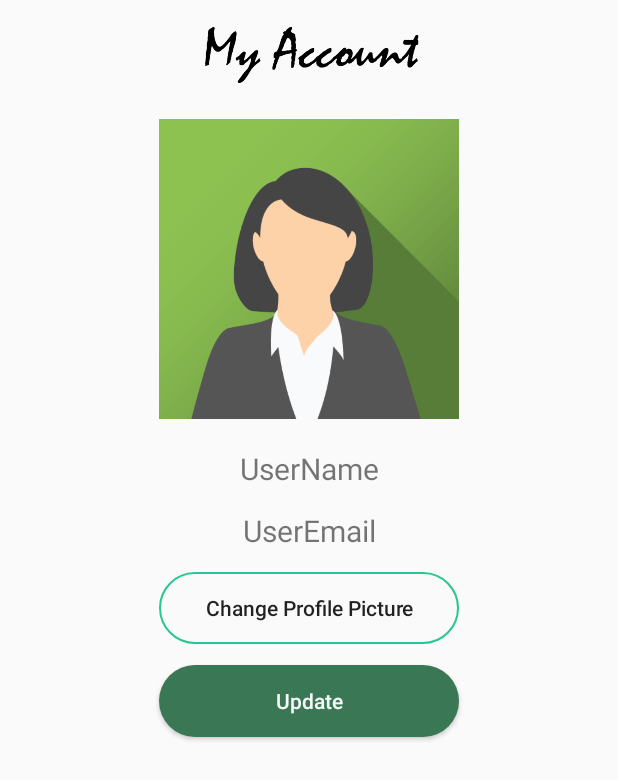
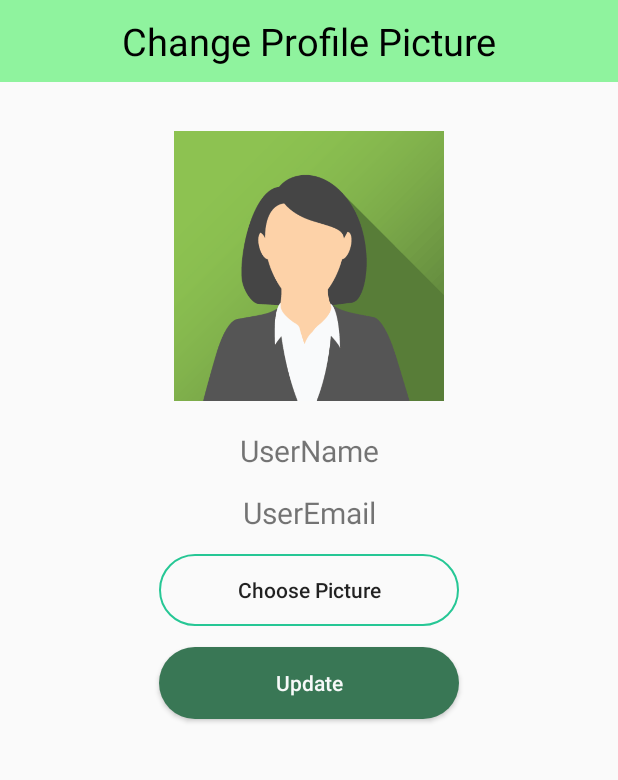
Before and after one commit to sminhoe/Give-and-Get, an Android app: the layout activity_user_acc.xml on its own in the app's theme, with its tools: preview values and no code run, on a phone screen of 412 x 824 dp. Shown: the top 780 px of the screen. Run offline under Robolectric (Android 15) with nearby library versions, the phone set to English and light mode, and no system bars.

Commit message:
Version 3.0

```diff
--- a/app/src/main/AndroidManifest.xml
+++ b/app/src/main/AndroidManifest.xml
@@ -33,7 +33,9 @@
             </intent-filter>
         </activity>
         <activity android:name=".NotiActivity" />
-        <activity android:name=".RequestActivity"></activity>
+        <activity android:name=".RequestActivity" />
+        <activity android:name=".MyaccountActivity" />
+        <activity android:name=".ForgotPsActivity"></activity>
     </application>
 
 </manifest>
--- a/app/src/main/java/com/example/user8/myapplication/ProfileFragment.java
+++ b/app/src/main/java/com/example/user8/myapplication/ProfileFragment.java
@@ -40,8 +40,6 @@ public class ProfileFragment extends Fragment {
     Button button,button2,button3,button4,button5;
     ImageView imgprofile;
     private ProgressDialog progressDialog;
-
-
 
     public ProfileFragment() {
         // Required empty public constructor
@@ -148,7 +146,7 @@ public class ProfileFragment extends Fragment {
             @Override
             public void onClick(View v)
             {
-                Intent i = new Intent(getContext(), UserAccActivity.class);
+                Intent i = new Intent(getContext(), MyaccountActivity.class);
                 startActivity(i);
             }
         });
--- a/app/src/main/res/layout/activity_user_acc.xml
+++ b/app/src/main/res/layout/activity_user_acc.xml
@@ -6,30 +6,26 @@
     android:layout_height="match_parent"
     tools:context=".UserAccActivity"
     android:orientation="vertical">
-    <LinearLayout
-        android:layout_width="match_parent"
-        android:layout_height="wrap_content"
-        android:orientation="vertical">
-
-        <ImageView
-            android:layout_width="match_parent"
-            android:layout_height="50dp"
-            android:layout_marginTop="10dp"
-            android:src="@drawable/myacc"
-            android:layout_gravity="center"
-            android:id="@+id/img_sharefood"
-            />
-    </LinearLayout>
 
     <TextView
         android:layout_width="match_parent"
         android:layout_height="wrap_content"
-        android:textSize="10dp"
+        android:padding="10dp"
+        android:textSize="25dp"
+        android:text="Change Profile Picture"
+        android:textColor="@color/colorBlack"
+        android:background="@color/startgreen"
+        android:gravity="center"/>
+
+    <TextView
+        android:layout_width="match_parent"
+        android:layout_height="wrap_content"
+        android:textSize="20dp"
         android:gravity="center"/>
 
     <ImageView
-        android:layout_width="200dp"
-        android:layout_height="200dp"
+        android:layout_width="180dp"
+        android:layout_height="180dp"
         android:layout_marginTop="5dp"
         android:layout_marginBottom="5dp"
         android:layout_gravity="center_horizontal"
@@ -75,7 +71,7 @@
         android:layout_width="200dp"
         android:layout_gravity="center"
         android:layout_height="wrap_content"
-        android:text="Change Profile Picture"
+        android:text="Choose Picture"
         android:textAllCaps="false"
         android:background="@drawable/submit_button"
         android:id="@+id/btn_choosepic"/>
```
